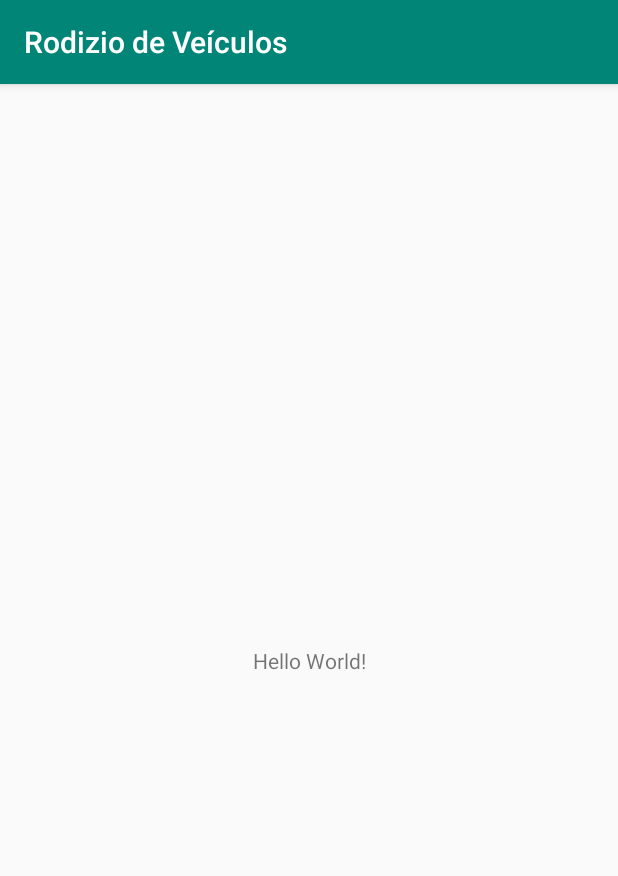
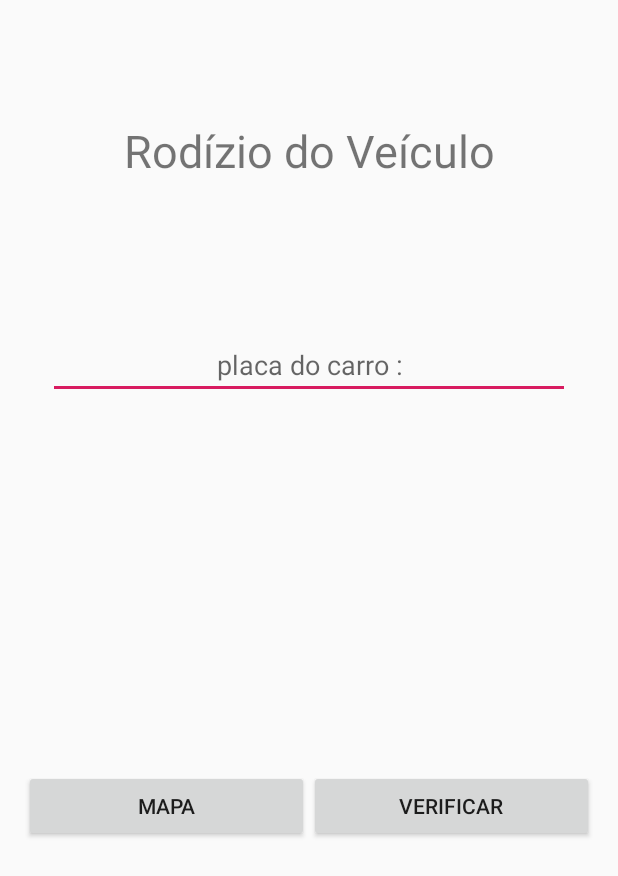
Before and after one commit to NHouse328/Trainning, an Android app: the screen it shows after launch (MainActivity), on a phone screen of 412 x 824 dp. Shown: the top 876 px of the screen. Run offline under Robolectric (Android 15) with nearby library versions, the phone set to English and light mode, and no system bars.

Commit message:
Rodizio de Veículos
Layout criado

```diff
--- a/RodiziodeVeculos/app/src/main/AndroidManifest.xml
+++ b/RodiziodeVeculos/app/src/main/AndroidManifest.xml
@@ -9,6 +9,7 @@
         android:roundIcon="@mipmap/ic_launcher_round"
         android:supportsRtl="true"
         android:theme="@style/AppTheme">
+        <activity android:name=".WebActivity"></activity>
         <activity android:name=".MainActivity">
             <intent-filter>
                 <action android:name="android.intent.action.MAIN" />
--- /dev/null
+++ b/RodiziodeVeculos/app/src/main/java/casanova/gabriel/rodiziodeveculos/WebActivity.java
@@ -0,0 +1,13 @@
+package casanova.gabriel.rodiziodeveculos;
+
+import android.support.v7.app.AppCompatActivity;
+import android.os.Bundle;
+
+public class WebActivity extends AppCompatActivity {
+
+    @Override
+    protected void onCreate(Bundle savedInstanceState) {
+        super.onCreate(savedInstanceState);
+        setContentView(R.layout.activity_web);
+    }
+}
--- a/RodiziodeVeculos/app/src/main/res/layout/activity_main.xml
+++ b/RodiziodeVeculos/app/src/main/res/layout/activity_main.xml
@@ -4,15 +4,61 @@
     xmlns:tools="http://schemas.android.com/tools"
     android:layout_width="match_parent"
     android:layout_height="match_parent"
-    tools:context=".MainActivity">
+    tools:context=".MainActivity"
+    android:padding="16dp"
+    >
 
     <TextView
-        android:layout_width="wrap_content"
+        android:id="@+id/textView"
+        android:layout_width="0dp"
         android:layout_height="wrap_content"
-        android:text="Hello World!"
-        app:layout_constraintBottom_toBottomOf="parent"
-        app:layout_constraintLeft_toLeftOf="parent"
-        app:layout_constraintRight_toRightOf="parent"
+        android:layout_marginStart="16dp"
+        android:layout_marginTop="64dp"
+        android:layout_marginEnd="16dp"
+        android:text="@string/app_name"
+        android:textAlignment="center"
+        android:textSize="30sp"
+        app:layout_constraintEnd_toEndOf="parent"
+        app:layout_constraintStart_toStartOf="parent"
         app:layout_constraintTop_toTopOf="parent" />
 
+    <EditText
+        android:id="@+id/edt_placa"
+        android:layout_width="0dp"
+        android:layout_height="wrap_content"
+        android:layout_marginStart="16dp"
+        android:layout_marginTop="100dp"
+        android:layout_marginEnd="16dp"
+        android:ems="10"
+        android:hint="@string/placa_do_carro"
+        android:inputType="text"
+        android:textAlignment="center"
+        app:layout_constraintEnd_toEndOf="parent"
+        app:layout_constraintHorizontal_bias="0.0"
+        app:layout_constraintStart_toStartOf="parent"
+        app:layout_constraintTop_toBottomOf="@+id/textView" />
+
+    <Button
+        android:id="@+id/btn_verificar"
+        android:layout_width="0dp"
+        android:layout_height="wrap_content"
+        android:text="@string/verificar"
+        app:layout_constraintBottom_toBottomOf="@+id/btn_mapa"
+        app:layout_constraintEnd_toEndOf="parent"
+        app:layout_constraintHorizontal_bias="0.5"
+        app:layout_constraintStart_toEndOf="@+id/btn_mapa"
+        app:layout_constraintTop_toTopOf="@+id/btn_mapa" />
+
+    <Button
+        android:id="@+id/btn_mapa"
+        android:layout_width="0dp"
+        android:layout_height="wrap_content"
+        android:layout_marginTop="8dp"
+        android:layout_marginBottom="8dp"
+        android:text="@string/mapa"
+        app:layout_constraintBottom_toBottomOf="parent"
+        app:layout_constraintEnd_toStartOf="@+id/btn_verificar"
+        app:layout_constraintHorizontal_bias="0.5"
+        app:layout_constraintStart_toStartOf="parent"
+        app:layout_constraintTop_toBottomOf="@+id/edt_placa" />
 </android.support.constraint.ConstraintLayout>
--- /dev/null
+++ b/RodiziodeVeculos/app/src/main/res/layout/activity_web.xml
@@ -0,0 +1,17 @@
+<?xml version="1.0" encoding="utf-8"?>
+<android.support.constraint.ConstraintLayout xmlns:android="http://schemas.android.com/apk/res/android"
+    xmlns:app="http://schemas.android.com/apk/res-auto"
+    xmlns:tools="http://schemas.android.com/tools"
+    android:layout_width="match_parent"
+    android:layout_height="match_parent"
+    tools:context=".WebActivity">
+
+    <WebView
+        android:id="@+id/wbv_mapa"
+        android:layout_width="0dp"
+        android:layout_height="0dp"
+        app:layout_constraintBottom_toBottomOf="parent"
+        app:layout_constraintEnd_toEndOf="parent"
+        app:layout_constraintStart_toStartOf="parent"
+        app:layout_constraintTop_toTopOf="parent" />
+</android.support.constraint.ConstraintLayout>
--- a/RodiziodeVeculos/app/src/main/res/values/strings.xml
+++ b/RodiziodeVeculos/app/src/main/res/values/strings.xml
@@ -1,3 +1,6 @@
 <resources>
-    <string name="app_name">Rodizio de Veículos</string>
+    <string name="app_name">Rodízio do Veículo</string>
+    <string name="mapa">Mapa</string>
+    <string name="placa_do_carro">placa do carro :</string>
+    <string name="verificar">Verificar</string>
 </resources>
--- a/RodiziodeVeculos/app/src/main/res/values/styles.xml
+++ b/RodiziodeVeculos/app/src/main/res/values/styles.xml
@@ -1,7 +1,7 @@
 <resources>
 
     <!-- Base application theme. -->
-    <style name="AppTheme" parent="Theme.AppCompat.Light.DarkActionBar">
+    <style name="AppTheme" parent="Theme.AppCompat.Light.NoActionBar">
         <!-- Customize your theme here. -->
         <item name="colorPrimary">@color/colorPrimary</item>
         <item name="colorPrimaryDark">@color/colorPrimaryDark</item>
```
